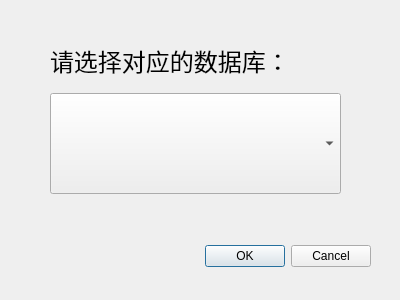
Qt form auto_c_code/dialog_select_database.ui (yjduoduo/auto_c_code) before a commit.
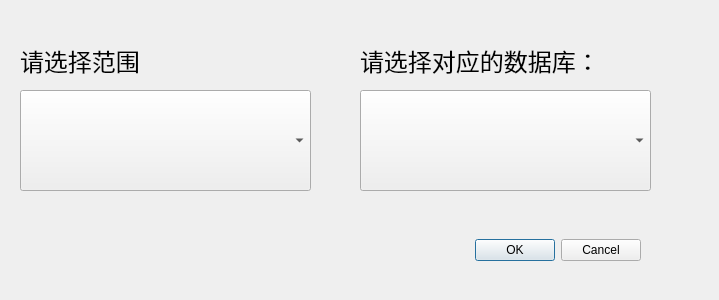
The same form after that commit.

Commit message: 添加 范围表 并且可以自定义添加相应的内容 主程序表中也添加相应的列 发布1.1 release版本 auto_c_code.exe

What changed in the file:
```diff
--- a/auto_c_code/dialog_select_database.ui
+++ b/auto_c_code/dialog_select_database.ui
@@ -6,7 +6,7 @@
    <rect>
     <x>0</x>
     <y>0</y>
-    <width>400</width>
+    <width>719</width>
     <height>300</height>
    </rect>
   </property>
@@ -16,10 +16,10 @@
   <widget class="QDialogButtonBox" name="buttonBox">
    <property name="geometry">
     <rect>
-     <x>30</x>
-     <y>240</y>
-     <width>341</width>
-     <height>32</height>
+     <x>270</x>
+     <y>220</y>
+     <width>371</width>
+     <height>61</height>
     </rect>
    </property>
    <property name="orientation">
@@ -32,8 +32,8 @@
   <widget class="QComboBox" name="comboBox_selectdb">
    <property name="geometry">
     <rect>
-     <x>50</x>
-     <y>93</y>
+     <x>360</x>
+     <y>90</y>
      <width>291</width>
      <height>101</height>
     </rect>
@@ -48,7 +48,7 @@
   <widget class="QLabel" name="label">
    <property name="geometry">
     <rect>
-     <x>50</x>
+     <x>360</x>
      <y>30</y>
      <width>301</width>
      <height>61</height>
@@ -64,6 +64,41 @@
     <string>请选择对应的数据库：</string>
    </property>
   </widget>
+  <widget class="QLabel" name="label_2">
+   <property name="geometry">
+    <rect>
+     <x>20</x>
+     <y>30</y>
+     <width>151</width>
+     <height>61</height>
+    </rect>
+   </property>
+   <property name="font">
+    <font>
+     <family>幼圆</family>
+     <pointsize>18</pointsize>
+    </font>
+   </property>
+   <property name="text">
+    <string>请选择范围</string>
+   </property>
+  </widget>
+  <widget class="QComboBox" name="comboBox_aspect">
+   <property name="geometry">
+    <rect>
+     <x>20</x>
+     <y>90</y>
+     <width>291</width>
+     <height>101</height>
+    </rect>
+   </property>
+   <property name="font">
+    <font>
+     <family>Times New Roman</family>
+     <pointsize>26</pointsize>
+    </font>
+   </property>
+  </widget>
  </widget>
  <resources/>
  <connections>
```
The commit also changes 9 other files.
